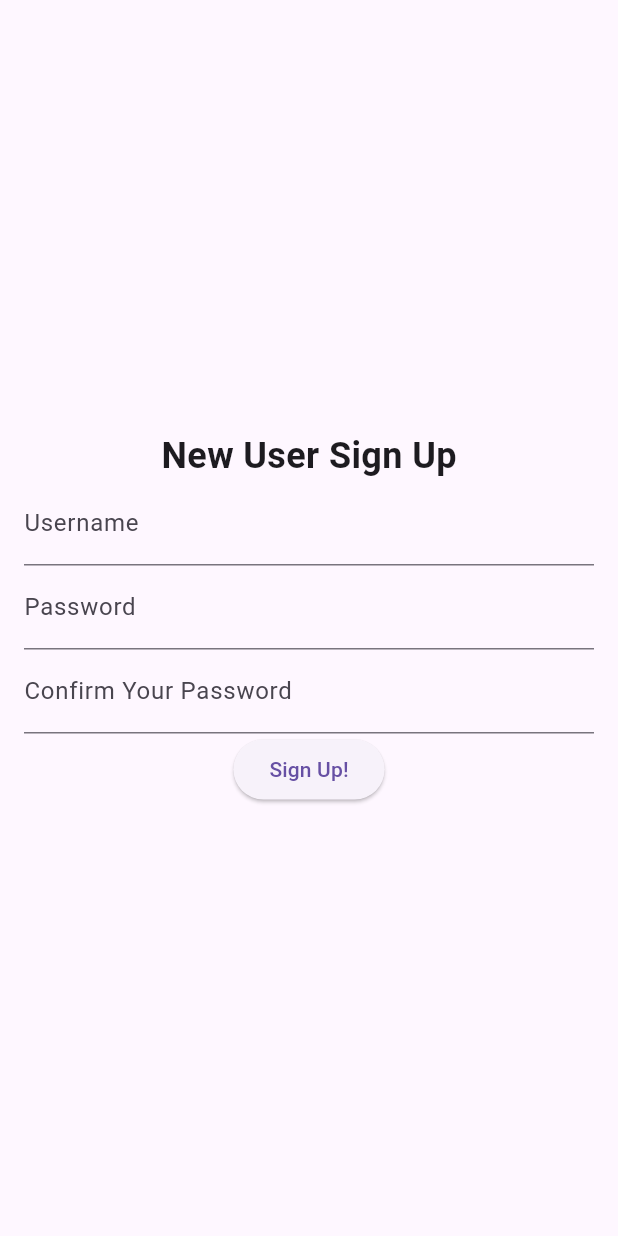
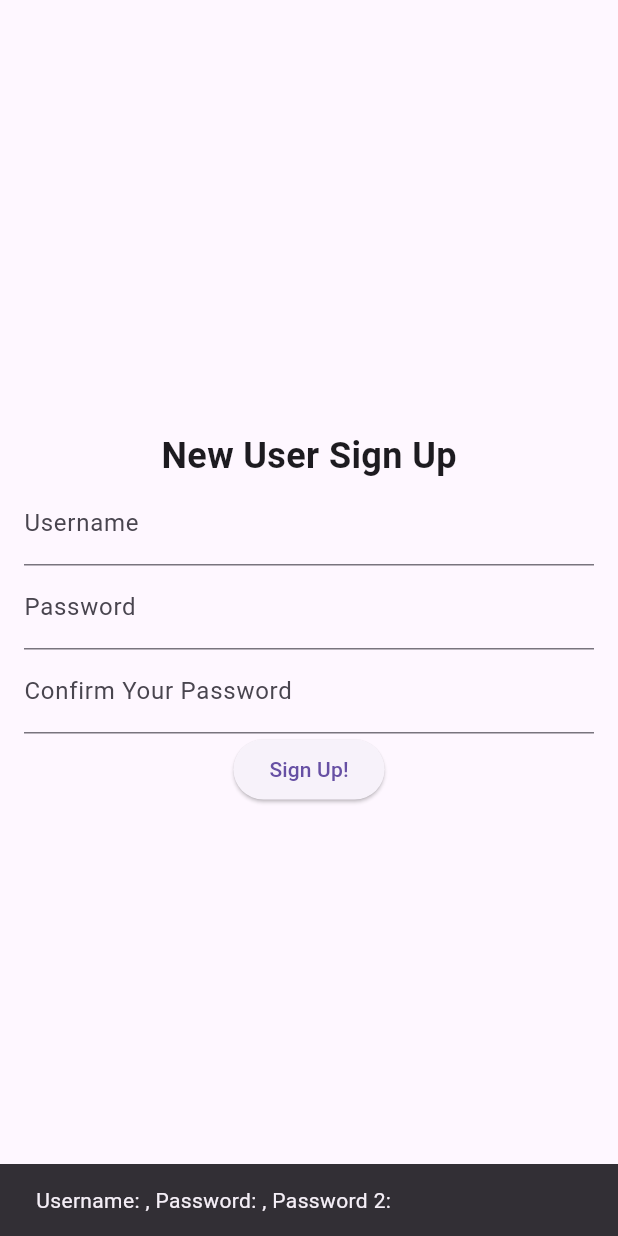
Before and after one commit to tmaurer-nait/dmit-2504-a02-winter-2025-instructor-workbook, a Flutter app: the screen it shows after launch, after a tap on "Sign Up!", on a phone screen of 412 x 824 dp. Run offline on Flutter 3.47's test engine with Material 3 defaults, Android fonts, the phone set to English and light mode, and no system bars.

Commit message:
forms pt 3

```diff
--- a/widgets/forms_example/lib/main.dart
+++ b/widgets/forms_example/lib/main.dart
@@ -22,12 +22,30 @@ class MainApp extends StatelessWidget {
 
 // Extract the widget into its own form widget so we can make it stateful later
 // plus it's cleaner code
-class UserSignupForm extends StatelessWidget {
+class UserSignupForm extends StatefulWidget {
   const UserSignupForm({super.key});
+
+  @override
+  State<UserSignupForm> createState() => _UserSignupFormState();
+}
+
+class _UserSignupFormState extends State<UserSignupForm> {
+  // Create a global key taht uniquely identifies this form
+  // It allows us to access it for validation/reset purposes
+
+  // Note: this key is a GlobalKey<FormState> not GlobalKey<_UserSignupFormState>
+  // Because it is the key for the form widget, not this widget
+  final _formKey = GlobalKey<FormState>();
+
+  // This allows us to access the form field values as needed
+  final _usernameController = TextEditingController();
+  final _passwordController = TextEditingController();
+  final _password2Controller = TextEditingController();
 
   @override
   Widget build(BuildContext context) {
     return Form(
+      key: _formKey,
       child: Column(
         mainAxisAlignment: MainAxisAlignment.center,
         children: [
@@ -37,8 +55,12 @@ class UserSignupForm extends StatelessWidget {
           ),
           // Text Form Field rather than TextField to allow connection to the form
           // widget and leverage the form validate/save/reset functionality
-          TextFormField(decoration: InputDecoration(label: Text('Username'))),
           TextFormField(
+            controller: _usernameController,
+            decoration: InputDecoration(label: Text('Username')),
+          ),
+          TextFormField(
+            controller: _passwordController,
             // You should include the following on password fields
             // For user experience reasons
             obscureText: true,
@@ -47,12 +69,32 @@ class UserSignupForm extends StatelessWidget {
             decoration: InputDecoration(label: Text('Password')),
           ),
           TextFormField(
+            controller: _password2Controller,
             obscureText: true,
             enableSuggestions: false,
             autocorrect: false,
             decoration: InputDecoration(label: Text('Confirm Your Password')),
           ),
-          ElevatedButton(onPressed: () {}, child: Text('Sign Up!')),
+          ElevatedButton(
+            onPressed: () {
+              // Here is where you handle the submit of the form
+              // Usually you would do some validation and then call an API
+              // update a database or whatever productive thing you want to do
+
+              // We are just going to show a toast
+              // TODO: Validate
+              ScaffoldMessenger.of(context).showSnackBar(
+                SnackBar(
+                  content: Text(
+                    'Username: ${_usernameController.text}, '
+                    'Password: ${_passwordController.text}, '
+                    'Password 2: ${_password2Controller.text}',
+                  ),
+                ),
+              );
+            },
+            child: Text('Sign Up!'),
+          ),
         ],
       ),
     );
```
Also changed, not shown: 1 other file.
